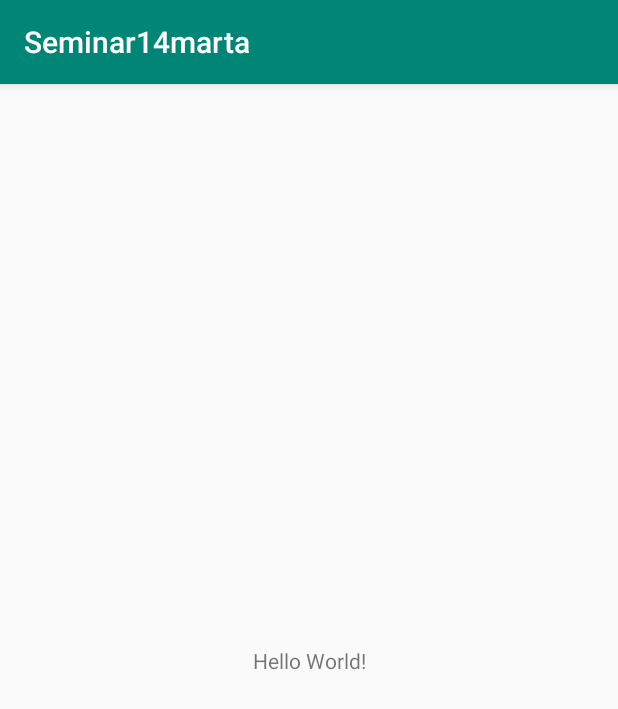
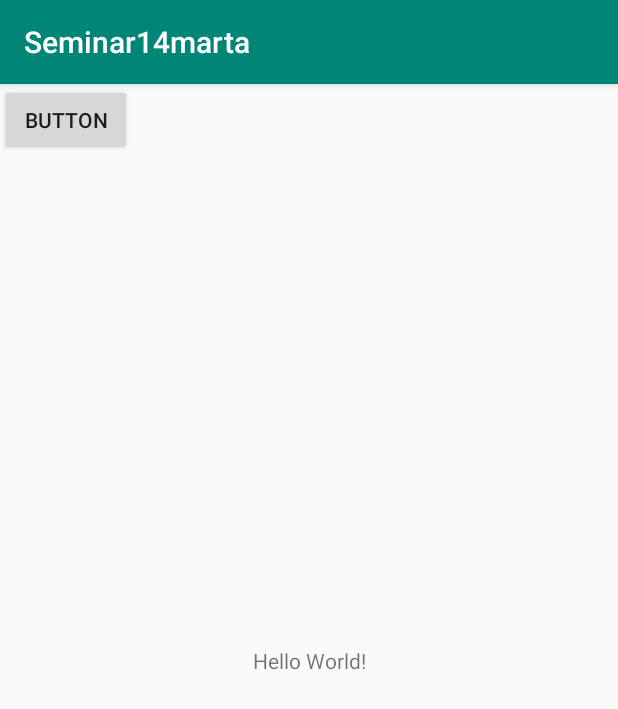
Before and after one commit to glvnvpo/Seminar14marta, an Android app: the screen it shows after launch (MainActivity), on a phone screen of 412 x 824 dp. Shown: the top 709 px of the screen. Run offline under Robolectric (Android 15) with nearby library versions, the phone set to English and light mode, and no system bars.

Commit message:
Added button

```diff
--- a/app/src/main/res/layout/activity_main.xml
+++ b/app/src/main/res/layout/activity_main.xml
@@ -15,4 +15,12 @@
         app:layout_constraintRight_toRightOf="parent"
         app:layout_constraintTop_toTopOf="parent" />
 
+    <Button
+        android:id="@+id/button"
+        android:layout_width="wrap_content"
+        android:layout_height="wrap_content"
+        android:text="Button"
+        tools:layout_editor_absoluteX="120dp"
+        tools:layout_editor_absoluteY="108dp" />
+
 </android.support.constraint.ConstraintLayout>
```
